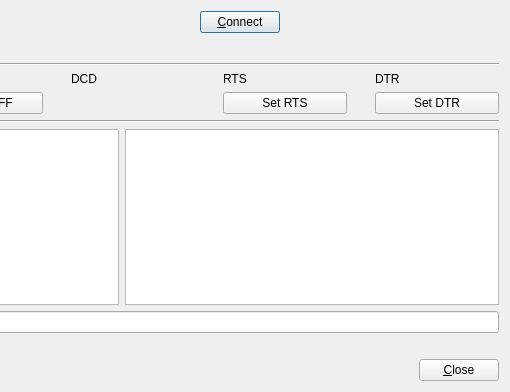
Qt form src/transmissiondialog.ui (GCodeProjects/GCodeWorkShop) before a commit; both pictures show x 266 to 776 and y 0 to 392 of the 776 by 392 pixel window.
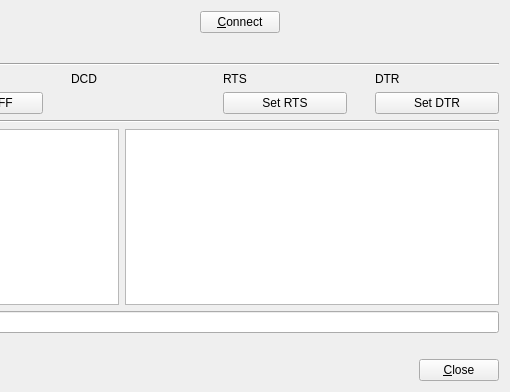
The same form after that commit. Icons and pictures are not drawn.

Patch:
```diff
--- a/src/transmissiondialog.ui
+++ b/src/transmissiondialog.ui
@@ -75,10 +75,10 @@
         <bool>true</bool>
        </property>
        <property name="autoDefault">
-        <bool>true</bool>
+        <bool>false</bool>
        </property>
        <property name="default">
-        <bool>true</bool>
+        <bool>false</bool>
        </property>
       </widget>
      </item>
```
